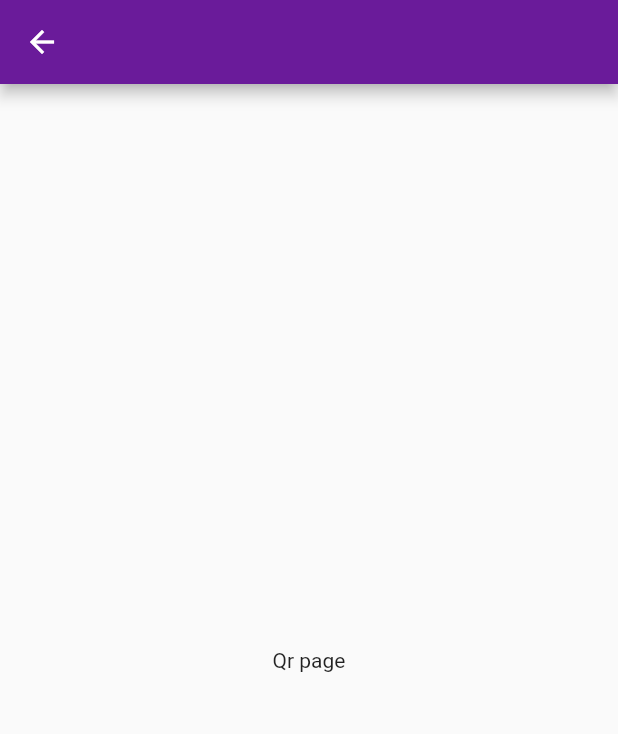
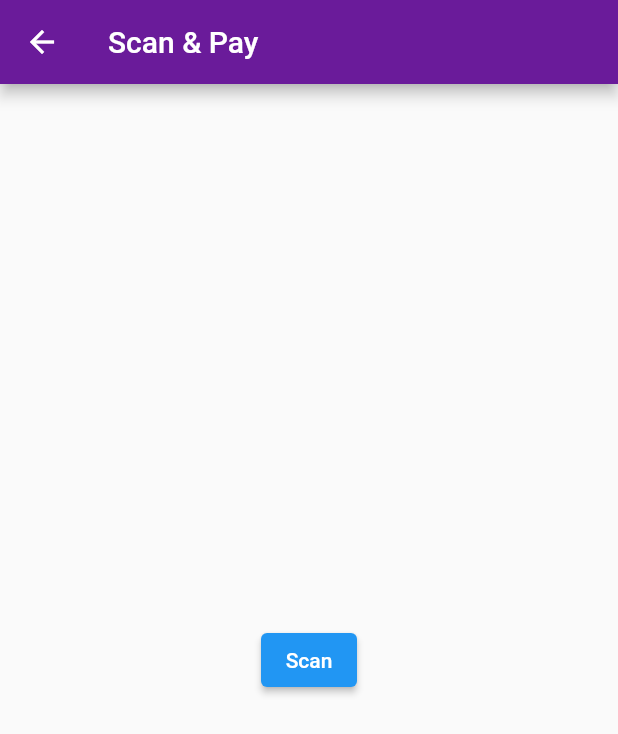
Before and after one commit to dev-cron/clone-pe, a Flutter app: the Qr screen opened by its route, on a phone screen of 412 x 824 dp. Shown: the top 734 px of the screen. Run offline on Flutter 3.47's test engine with Material 2 defaults, Android fonts, the phone set to English and light mode, and no system bars; our stand-ins replace permission_handler; missing offline and left inert: qrscan.

Commit message:
qr scanner added

```diff
--- a/lib/qr.dart
+++ b/lib/qr.dart
@@ -1,12 +1,42 @@
 import 'package:flutter/material.dart';
+import 'package:permission_handler/permission_handler.dart';
+import 'package:qrscan/qrscan.dart' as scanner;
 
-class Qr extends StatelessWidget {
+class Qr extends StatefulWidget {
+  @override
+  _Qr createState() => _Qr();
+}
+
+class _Qr extends State<Qr> {
+  Future _qrScanner() async {
+    var cameraStatus = await Permission.camera.status;
+    if (cameraStatus.isGranted) {
+      String? qrdata = await scanner.scan();
+      print(qrdata);
+    } else {
+      var isGrant = await Permission.camera.request();
+      if (isGrant.isGranted) {
+        String? qrdata = await scanner.scan();
+        print(qrdata);
+      }
+    }
+  }
+
   @override
   Widget build(BuildContext context) {
     return Scaffold(
-        appBar: AppBar(),
-        body: Center(
-          child: Text('Qr page'),
+        appBar: AppBar(
+          title: Text('Scan & Pay'),
+        ),
+        body: Container(
+          child: Center(
+            child: ElevatedButton(
+              child: Text('Scan'),
+              onPressed: () {
+                _qrScanner();
+              },
+            ),
+          ),
         ));
   }
 }
--- a/pubspec.yaml
+++ b/pubspec.yaml
@@ -28,6 +28,8 @@ dependencies:
   # The following adds the Cupertino Icons font to your application.
   # Use with the CupertinoIcons class for iOS style icons.
   cupertino_icons: ^1.0.2
+  qrscan: ^0.3.2
+  permission_handler:
 
 dev_dependencies:
   flutter_test:
```
Also changed, not shown: pubspec.lock, 2 other files.
